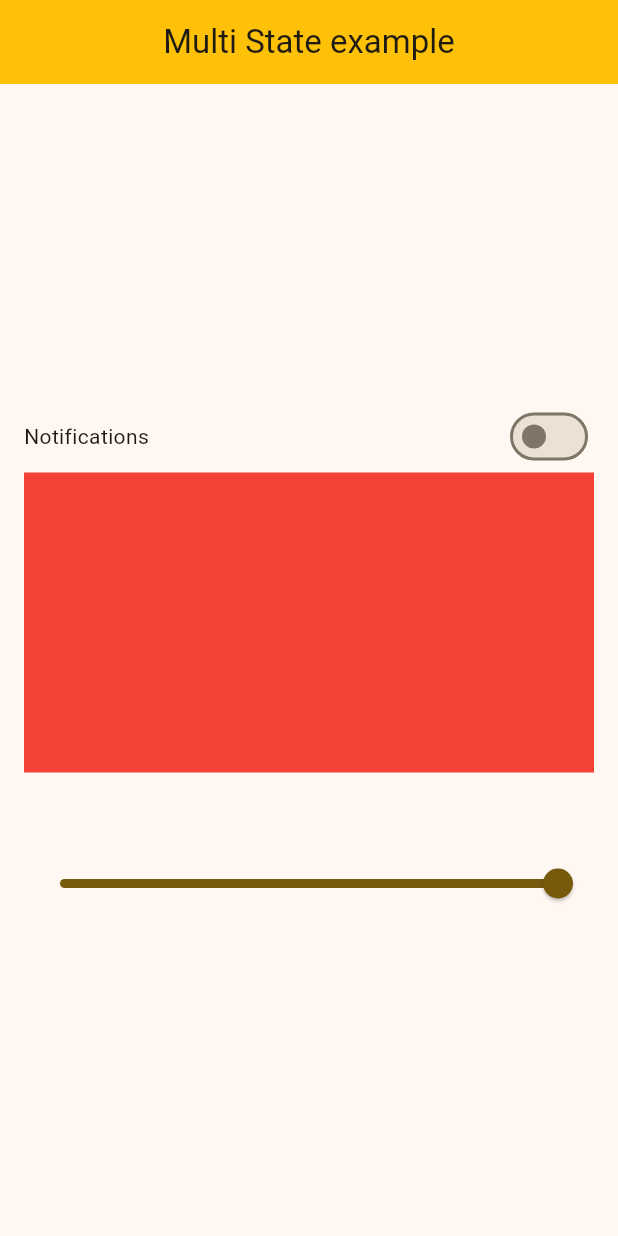
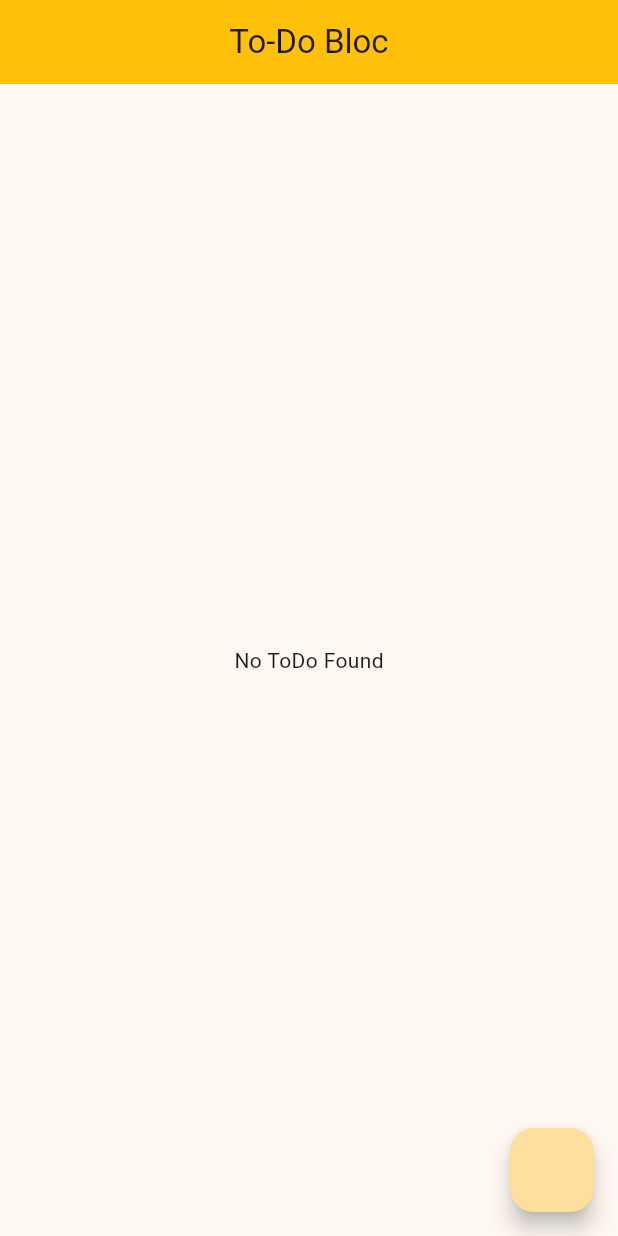
Before and after one commit to Yasir390/bloc_state_management, a Flutter app: the screen it shows after launch, on a phone screen of 412 x 824 dp. Run offline on Flutter 3.47's test engine with Material 3 defaults, Android fonts, the phone set to English and light mode, and no system bars; our stand-ins replace bloc, equatable, flutter_bloc, image_picker.

Commit message:
image picker using bloc and todo crud app using bloc done

```diff
--- a/lib/counter_app/bloc/counter_bloc.dart
+++ b/lib/counter_app/bloc/counter_bloc.dart
@@ -4,15 +4,15 @@ import 'package:flutter_bloc/flutter_bloc.dart';
 
 class CounterBloc extends Bloc<CounterEvent, CounterState> {
   CounterBloc() : super(CounterState()) {
-    on<IncrementCounter>(_increment);
-    on<DecrementCounter>(_decrement);
+    on<IncrementCounterEvent>(_increment);
+    on<DecrementCounterEvent>(_decrement);
   }
 
-  void _increment(IncrementCounter event, Emitter<CounterState> emit) {
+  void _increment(IncrementCounterEvent event, Emitter<CounterState> emit) {
     emit(state.copyWith(counter: state.counter + 1));
   }
 
-  void _decrement(DecrementCounter event, Emitter<CounterState> emit) {
+  void _decrement(DecrementCounterEvent event, Emitter<CounterState> emit) {
     if (state.counter > 0) {
       emit(state.copyWith(counter: state.counter - 1));
     }
--- a/lib/counter_app/bloc/counter_event.dart
+++ b/lib/counter_app/bloc/counter_event.dart
@@ -5,5 +5,6 @@ abstract class CounterEvent extends Equatable {
   List<Object?> get props => [];
 }
 
-class IncrementCounter extends CounterEvent{}
-class DecrementCounter extends CounterEvent{}
+class IncrementCounterEvent extends CounterEvent {}
+
+class DecrementCounterEvent extends CounterEvent {}
--- a/lib/counter_app/ui/counter_screen.dart
+++ b/lib/counter_app/ui/counter_screen.dart
@@ -31,13 +31,13 @@ class _CounterScreenState extends State<CounterScreen> {
               children: [
                 ElevatedButton(
                   onPressed: () {
-                    context.read<CounterBloc>().add(IncrementCounter());
+                    context.read<CounterBloc>().add(IncrementCounterEvent());
                   },
                   child: Text("Increment"),
                 ),
                 ElevatedButton(
                   onPressed: () {
-                    context.read<CounterBloc>().add(DecrementCounter());
+                    context.read<CounterBloc>().add(DecrementCounterEvent());
                   },
                   child: Text("Decrement"),
                 ),
--- /dev/null
+++ b/lib/image_picker/bloc/bloc/image_picker_bloc.dart
@@ -0,0 +1,24 @@
+import 'dart:async';
+
+import 'package:bloc/bloc.dart';
+import 'package:bloc_state_management/image_picker/bloc/bloc/image_picker_state.dart';
+import 'package:bloc_state_management/utils/image_picker_utils.dart';
+import 'package:equatable/equatable.dart';
+
+part 'image_picker_event.dart';
+
+class ImagePickerBloc extends Bloc<ImagePickerEvent, ImagePickerState> {
+  final ImagePickerUtils imagePickerUtils;
+  ImagePickerBloc({required this.imagePickerUtils})
+    : super(ImagePickerState()) {
+    on<CameraCaptureEvent>(_cameraCapture);
+  }
+
+  Future<void> _cameraCapture(
+    CameraCaptureEvent event,
+    Emitter<ImagePickerState> emit,
+  ) async {
+    final file = await imagePickerUtils.cameraCapture();
+    emit(state.copyWith(file: file));
+  }
+}
--- /dev/null
+++ b/lib/image_picker/bloc/bloc/image_picker_event.dart
@@ -0,0 +1,12 @@
+part of 'image_picker_bloc.dart';
+
+sealed class ImagePickerEvent extends Equatable {
+  const ImagePickerEvent();
+
+  @override
+  List<Object> get props => [];
+}
+
+class CameraCaptureEvent extends ImagePickerEvent {}
+
+class GalleryPickerEvent extends ImagePickerEvent {}
--- /dev/null
+++ b/lib/image_picker/bloc/bloc/image_picker_state.dart
@@ -0,0 +1,17 @@
+
+import 'package:equatable/equatable.dart';
+import 'package:image_picker/image_picker.dart';
+
+class ImagePickerState extends Equatable {
+  final XFile? file;
+  const ImagePickerState({this.file});
+
+  ImagePickerState copyWith({XFile? file}) {
+    return ImagePickerState(file: file ?? this.file);
+  }
+
+  @override
+  List<Object?> get props => [file];
+}
+
+// final class ImagePickerInitial extends ImagePickerState {}
--- a/lib/main.dart
+++ b/lib/main.dart
@@ -1,6 +1,9 @@
 import 'package:bloc_state_management/counter_app/bloc/counter_bloc.dart';
+import 'package:bloc_state_management/image_picker/bloc/bloc/image_picker_bloc.dart';
 import 'package:bloc_state_management/switch_example/bloc/switch_bloc.dart';
-import 'package:bloc_state_management/switch_example/ui/switch_example_screen.dart';
+import 'package:bloc_state_management/to_do/bloc/to_do_bloc/to_do_bloc.dart';
+import 'package:bloc_state_management/to_do/ui/to_do_screen.dart';
+import 'package:bloc_state_management/utils/image_picker_utils.dart';
 import 'package:flutter/material.dart';
 import 'package:flutter_bloc/flutter_bloc.dart';
 
@@ -18,6 +21,11 @@ class MyApp extends StatelessWidget {
       providers: [
         BlocProvider(create: (context) => CounterBloc()),
         BlocProvider(create: (context) => SwitchBloc()),
+        BlocProvider(
+          create: (context) =>
+              ImagePickerBloc(imagePickerUtils: ImagePickerUtils()),
+        ),
+        BlocProvider(create: (context) => ToDoBloc()),
       ],
       child: MaterialApp(
         title: 'Bloc State Management',
@@ -28,7 +36,10 @@ class MyApp extends StatelessWidget {
             centerTitle: true,
           ),
         ),
-        home: SwitchExampleScreen(),
+        builder: (context, child) {
+          return SafeArea(bottom: true, top: false, child: child!);
+        }, //to avoid ui show under system navigation bar
+        home: ToDoScreen(),
       ),
     );
   }
--- /dev/null
+++ b/lib/to_do/bloc/to_do_bloc/to_do_bloc.dart
@@ -0,0 +1,25 @@
+import 'dart:async';
+
+import 'package:bloc_state_management/to_do/bloc/to_do_event/to_do_event.dart';
+import 'package:bloc_state_management/to_do/bloc/to_do_state/to_do_state.dart';
+import 'package:flutter_bloc/flutter_bloc.dart';
+
+class ToDoBloc extends Bloc<ToDoEvent, ToDoState> {
+  final List<String> todoList = [];
+  ToDoBloc() : super(ToDoState()) {
+    on<AddToDoEvent>(_addToDoEvent);
+    on<RemoveToDoEvent>(_removeToDoEvent);
+  }
+  @override
+  List<Object?> get props => [todoList];
+
+  FutureOr<void> _addToDoEvent(AddToDoEvent event, Emitter<ToDoState> emit) {
+    todoList.add(event.task);
+    emit(state.copyWith(todoList: List.from(todoList)));
+  }
+
+  FutureOr<void> _removeToDoEvent(RemoveToDoEvent event, Emitter<ToDoState> emit) {
+    todoList.remove(event.task);
+    emit(state.copyWith(todoList: List.from(todoList)));
+  }
+}
--- /dev/null
+++ b/lib/to_do/bloc/to_do_event/to_do_event.dart
@@ -0,0 +1,22 @@
+import 'package:equatable/equatable.dart';
+
+abstract class ToDoEvent extends Equatable{
+  @override
+  List<Object?> get props => [];
+
+}
+
+class AddToDoEvent extends ToDoEvent{
+  final String task;
+  AddToDoEvent({required this.task});
+
+   @override
+  List<Object?> get props => [task];
+}
+class RemoveToDoEvent extends ToDoEvent{
+   final Object task;
+  RemoveToDoEvent({required this.task});
+
+   @override
+  List<Object?> get props => [task];
+}
--- /dev/null
+++ b/lib/to_do/bloc/to_do_state/to_do_state.dart
@@ -0,0 +1,14 @@
+import 'package:equatable/equatable.dart';
+
+class ToDoState extends Equatable {
+  final List<String> todoList;
+  const ToDoState({this.todoList =const []});
+
+  ToDoState copyWith({List<String>? todoList}){
+    return ToDoState(
+      todoList: todoList ?? this.todoList
+    );
+  }
+  @override
+  List<Object?> get props => [todoList];
+}
--- /dev/null
+++ b/lib/to_do/ui/to_do_screen.dart
@@ -0,0 +1,53 @@
+import 'package:bloc_state_management/to_do/bloc/to_do_bloc/to_do_bloc.dart';
+import 'package:bloc_state_management/to_do/bloc/to_do_event/to_do_event.dart';
+import 'package:bloc_state_management/to_do/bloc/to_do_state/to_do_state.dart';
+import 'package:flutter/material.dart';
+import 'package:flutter_bloc/flutter_bloc.dart';
+
+class ToDoScreen extends StatefulWidget {
+  const ToDoScreen({super.key});
+
+  @override
+  State<ToDoScreen> createState() => _ToDoScreenState();
+}
+
+class _ToDoScreenState extends State<ToDoScreen> {
+  @override
+  Widget build(BuildContext context) {
+    return Scaffold(
+      appBar: AppBar(title: Text("To-Do Bloc")),
+      body: BlocBuilder<ToDoBloc, ToDoState>(
+        builder: (context, state) {
+          if (state.todoList.isEmpty) {
+            return Center(child: Text("No ToDo Found"));
+          } else {
+            return ListView.builder(
+              physics: BouncingScrollPhysics(),
+              itemCount: state.todoList.length,
+              itemBuilder: (context, index) {
+                return ListTile(
+                  title: Text(state.todoList[index]),
+                  trailing: IconButton(
+                    onPressed: () {
+                      context.read<ToDoBloc>().add(
+                        RemoveToDoEvent(task: state.todoList[index]),
+                      );
+                    },
+                    icon: Icon(Icons.delete_forever),
+                  ),
+                );
+              },
+            );
+          }
+        },
+      ),
+      floatingActionButton: FloatingActionButton(
+        onPressed: () {
+          for (int i = 0; i < 10; i++) {
+            context.read<ToDoBloc>().add(AddToDoEvent(task: "Task: $i"));
+          }
+        },
+      ),
+    );
+  }
+}
--- /dev/null
+++ b/lib/utils/image_picker_utils.dart
@@ -0,0 +1,15 @@
+import 'package:image_picker/image_picker.dart';
+
+class ImagePickerUtils {
+
+  final ImagePicker _picker = ImagePicker();
+
+  Future<XFile?> cameraCapture()async{
+    final file = await _picker.pickImage(source: ImageSource.camera);
+    return file;
+  }
+  Future<XFile?> pickImageFromGallery()async{
+    final file = await _picker.pickImage(source: ImageSource.gallery);
+    return file;
+  }
+}
--- a/pubspec.yaml
+++ b/pubspec.yaml
@@ -37,6 +37,7 @@ dependencies:
   equatable: ^2.0.7
   bloc: ^9.1.0
   flutter_bloc: ^9.1.1
+  image_picker: ^1.2.1
 
 
 dev_dependencies:
```
Also changed, not shown: lib/image_picker/ui/image_picker_screen.dart (added, +44 -0 lines), lib/favorite_app/bloc/favorite_bloc/favorite_bloc.dart (added), lib/favorite_app/bloc/favorite_event/favorite_event.dart (added), lib/favorite_app/bloc/favorite_state/favorite_state.dart (added), lib/favorite_app/ui/favorite_screen.dart (added), pubspec.lock.
